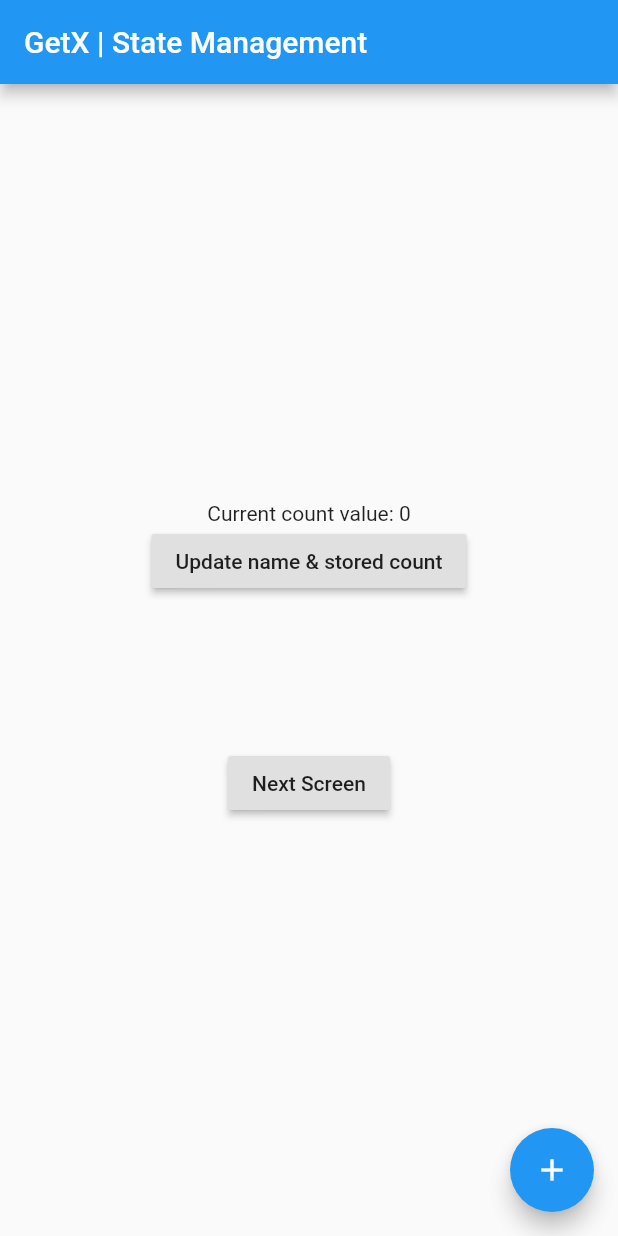
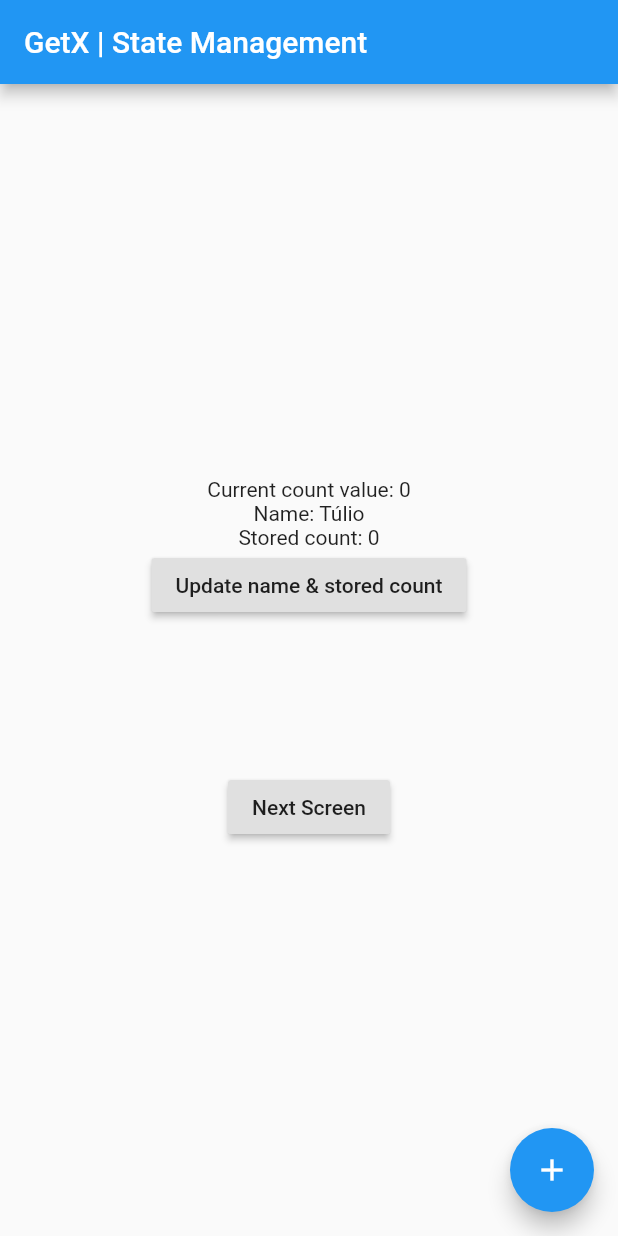
Before and after one commit to FrancaTM/getx-state-mgmt-sample, a Flutter app: the screen it shows after launch, after a tap on "Update name & stored count", on a phone screen of 412 x 824 dp. Run offline on Flutter 3.47's test engine with Material 2 defaults, Android fonts, the light colour scheme and no system bars; our stand-ins replace get.

Commit message:
apply user controller (GetX, Get.find, Obx)

```diff
--- a/lib/screens/first.dart
+++ b/lib/screens/first.dart
@@ -1,6 +1,7 @@
 import 'package:flutter/material.dart';
 import 'package:get/get.dart';
 import 'package:getx_state_mgmt_sample/controllers/countController.dart';
+import 'package:getx_state_mgmt_sample/controllers/userController.dart';
 import 'package:getx_state_mgmt_sample/screens/second.dart';
 
 class First extends StatelessWidget {
@@ -19,9 +20,28 @@
                 builder: (_) {
                   return Text("Current count value: ${_.count}");
                 }),
+            GetX<UserController>(
+              init: UserController(),
+              builder: (_) {
+                return Text("Name: ${_.user.value.name}");
+              },
+            ),
+            Obx(() {
+              return Text(
+                  "Stored count: ${Get
+                      .find<UserController>()
+                      .user
+                      .value
+                      .count}");
+            }),
             RaisedButton(
               child: Text("Update name & stored count"),
-              onPressed: () {},
+              onPressed: () {
+                Get.find<UserController>()
+                    .updateUser(Get
+                    .find<CountController>()
+                    .count);
+              },
             ),
             SizedBox(
               height: 100,
```
